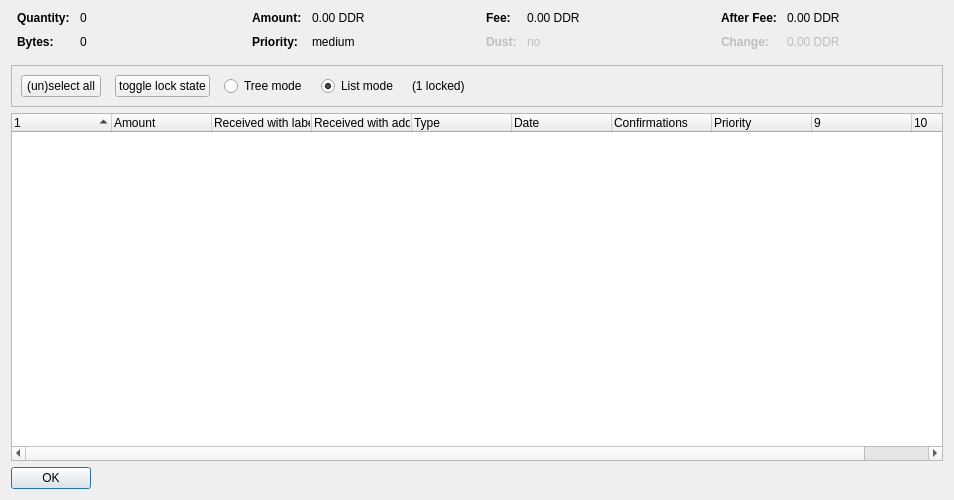
Before: the Qt Designer form src/qt/forms/coincontroldialog.ui in DigiDinar-Project/DigiDinar, drawn with Qt 5.
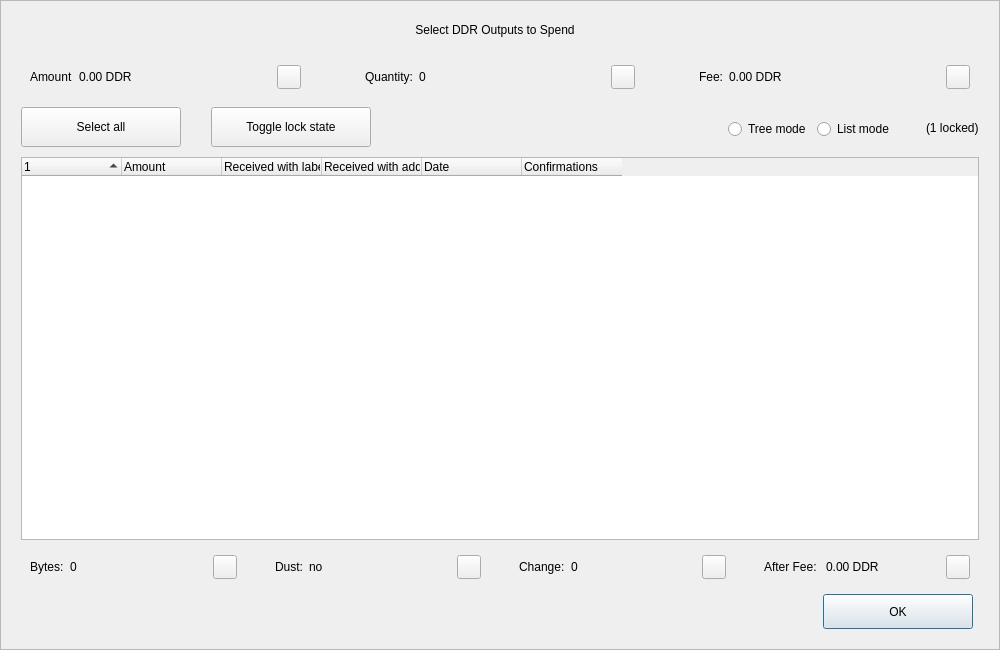
After: the same form once the commit is applied. Custom widgets are drawn as their Qt base class.

```diff
--- a/src/qt/forms/coincontroldialog.ui
+++ b/src/qt/forms/coincontroldialog.ui
@@ -6,50 +6,204 @@
    <rect>
     <x>0</x>
     <y>0</y>
-    <width>954</width>
-    <height>500</height>
+    <width>1000</width>
+    <height>650</height>
    </rect>
   </property>
+  <property name="minimumSize">
+   <size>
+    <width>950</width>
+    <height>650</height>
+   </size>
+  </property>
   <property name="windowTitle">
    <string>Coin Selection</string>
   </property>
+  <property name="styleSheet">
+   <string notr="true"/>
+  </property>
   <layout class="QVBoxLayout" name="verticalLayout">
-   <item>
-    <layout class="QHBoxLayout" name="horizontalLayoutTop" stretch="0,0,0,0">
+   <property name="spacing">
+    <number>0</number>
+   </property>
+   <property name="leftMargin">
+    <number>0</number>
+   </property>
      <property name="topMargin">
       <number>0</number>
      </property>
+   <property name="rightMargin">
+    <number>0</number>
+   </property>
      <property name="bottomMargin">
-      <number>10</number>
+    <number>0</number>
      </property>
      <item>
-      <layout class="QFormLayout" name="formLayoutCoinControl1">
-       <property name="horizontalSpacing">
-        <number>10</number>
-       </property>
-       <property name="verticalSpacing">
-        <number>10</number>
-       </property>
+    <widget class="QFrame" name="frameContainer">
+     <property name="toolTipDuration">
+      <number>0</number>
+     </property>
+     <property name="frameShape">
+      <enum>QFrame::StyledPanel</enum>
+     </property>
+     <property name="frameShadow">
+      <enum>QFrame::Raised</enum>
+     </property>
+     <layout class="QVBoxLayout" name="verticalLayout_2">
        <property name="leftMargin">
-        <number>6</number>
+       <number>0</number>
        </property>
        <property name="rightMargin">
-        <number>6</number>
-       </property>
-       <item row="0" column="0">
+       <number>0</number>
+      </property>
+      <property name="bottomMargin">
+       <number>20</number>
+      </property>
+      <item>
+       <layout class="QHBoxLayout" name="horizontalLayout_12">
+        <property name="spacing">
+         <number>0</number>
+        </property>
+        <property name="leftMargin">
+         <number>20</number>
+        </property>
+        <property name="rightMargin">
+         <number>30</number>
+        </property>
+        <item>
+         <spacer name="horizontalSpacer_4">
+          <property name="orientation">
+           <enum>Qt::Horizontal</enum>
+          </property>
+          <property name="sizeHint" stdset="0">
+           <size>
+            <width>40</width>
+            <height>20</height>
+           </size>
+          </property>
+         </spacer>
+        </item>
+        <item>
+         <widget class="QLabel" name="labelTitle">
+          <property name="minimumSize">
+           <size>
+            <width>0</width>
+            <height>40</height>
+           </size>
+          </property>
+          <property name="maximumSize">
+           <size>
+            <width>16777215</width>
+            <height>40</height>
+           </size>
+          </property>
+          <property name="text">
+           <string>Select DDR Outputs to Spend</string>
+          </property>
+          <property name="alignment">
+           <set>Qt::AlignCenter</set>
+          </property>
+          <property name="margin">
+           <number>7</number>
+          </property>
+         </widget>
+        </item>
+        <item>
+         <spacer name="horizontalSpacer_5">
+          <property name="orientation">
+           <enum>Qt::Horizontal</enum>
+          </property>
+          <property name="sizeHint" stdset="0">
+           <size>
+            <width>40</width>
+            <height>20</height>
+           </size>
+          </property>
+         </spacer>
+        </item>
+       </layout>
+      </item>
+      <item>
+       <layout class="QHBoxLayout" name="horizontalLayout_8">
+        <property name="leftMargin">
+         <number>20</number>
+        </property>
+        <property name="rightMargin">
+         <number>20</number>
+        </property>
+        <item>
+         <widget class="QWidget" name="layoutAmount" native="true">
+          <layout class="QHBoxLayout" name="horizontalLayout_9" stretch="0,1,0">
+           <item>
+            <widget class="QLabel" name="labelCoinControlAmountText">
+             <property name="text">
+              <string>Amount</string>
+             </property>
+            </widget>
+           </item>
+           <item>
+            <widget class="QLabel" name="labelCoinControlAmount">
+             <property name="text">
+              <string>0.00 DDR</string>
+             </property>
+            </widget>
+           </item>
+           <item alignment="Qt::AlignHCenter|Qt::AlignVCenter">
+            <widget class="QPushButton" name="pushButtonAmount">
+             <property name="minimumSize">
+              <size>
+               <width>0</width>
+               <height>24</height>
+              </size>
+             </property>
+             <property name="maximumSize">
+              <size>
+               <width>24</width>
+               <height>26</height>
+              </size>
+             </property>
+             <property name="focusPolicy">
+              <enum>Qt::NoFocus</enum>
+             </property>
+             <property name="styleSheet">
+              <string notr="true">padding-bottom:2px;
+padding-right:4px;</string>
+             </property>
+             <property name="text">
+              <string/>
+             </property>
+            </widget>
+           </item>
+          </layout>
+         </widget>
+        </item>
+        <item>
+         <spacer name="horizontalSpacer_2">
+          <property name="orientation">
+           <enum>Qt::Horizontal</enum>
+          </property>
+          <property name="sizeType">
+           <enum>QSizePolicy::Fixed</enum>
+          </property>
+          <property name="sizeHint" stdset="0">
+           <size>
+            <width>40</width>
+            <height>20</height>
+           </size>
+          </property>
+         </spacer>
+        </item>
+        <item>
+         <widget class="QWidget" name="layoutQuantity" native="true">
+          <layout class="QHBoxLayout" name="horizontalLayout_10" stretch="0,1,0">
+           <item>
         <widget class="QLabel" name="labelCoinControlQuantityText">
-         <property name="font">
-          <font>
-           <weight>75</weight>
-           <bold>true</bold>
-          </font>
-         </property>
          <property name="text">
           <string>Quantity:</string>
          </property>
         </widget>
        </item>
-       <item row="0" column="1">
+           <item>
         <widget class="QLabel" name="labelCoinControlQuantity">
          <property name="cursor">
           <cursorShape>IBeamCursor</cursorShape>
@@ -58,146 +212,66 @@
           <enum>Qt::ActionsContextMenu</enum>
          </property>
          <property name="text">
-          <string notr="true">0</string>
-         </property>
-         <property name="textInteractionFlags">
-          <set>Qt::LinksAccessibleByMouse|Qt::TextSelectableByKeyboard|Qt::TextSelectableByMouse</set>
-         </property>
-        </widget>
-       </item>
-       <item row="1" column="0">
-        <widget class="QLabel" name="labelCoinControlBytesText">
-         <property name="font">
-          <font>
-           <weight>75</weight>
-           <bold>true</bold>
-          </font>
-         </property>
-         <property name="text">
-          <string>Bytes:</string>
-         </property>
-        </widget>
-       </item>
-       <item row="1" column="1">
-        <widget class="QLabel" name="labelCoinControlBytes">
-         <property name="cursor">
-          <cursorShape>IBeamCursor</cursorShape>
-         </property>
-         <property name="contextMenuPolicy">
-          <enum>Qt::ActionsContextMenu</enum>
+              <string>0</string>
+             </property>
+            </widget>
+           </item>
+           <item alignment="Qt::AlignHCenter|Qt::AlignVCenter">
+            <widget class="QPushButton" name="pushButtonQuantity">
+             <property name="minimumSize">
+              <size>
+               <width>0</width>
+               <height>24</height>
+              </size>
+             </property>
+             <property name="maximumSize">
+              <size>
+               <width>24</width>
+               <height>26</height>
+              </size>
+             </property>
+             <property name="focusPolicy">
+              <enum>Qt::NoFocus</enum>
+             </property>
+             <property name="styleSheet">
+              <string notr="true">padding-bottom:2px;
+               padding-right:4px;</string>
          </property>
          <property name="text">
-          <string notr="true">0</string>
-         </property>
-         <property name="textInteractionFlags">
-          <set>Qt::LinksAccessibleByMouse|Qt::TextSelectableByKeyboard|Qt::TextSelectableByMouse</set>
-         </property>
+              <string/>
+             </property>
         </widget>
        </item>
       </layout>
+         </widget>
      </item>
      <item>
-      <layout class="QFormLayout" name="formLayoutCoinControl2">
-       <property name="horizontalSpacing">
-        <number>10</number>
-       </property>
-       <property name="verticalSpacing">
-        <number>10</number>
-       </property>
-       <property name="leftMargin">
-        <number>6</number>
-       </property>
-       <property name="rightMargin">
-        <number>6</number>
-       </property>
-       <item row="0" column="0">
-        <widget class="QLabel" name="labelCoinControlAmountText">
-         <property name="font">
-          <font>
-           <weight>75</weight>
-           <bold>true</bold>
-          </font>
-         </property>
-         <property name="text">
-          <string>Amount:</string>
-         </property>
-        </widget>
-       </item>
-       <item row="0" column="1">
-        <widget class="QLabel" name="labelCoinControlAmount">
-         <property name="cursor">
-          <cursorShape>IBeamCursor</cursorShape>
-         </property>
-         <property name="contextMenuPolicy">
-          <enum>Qt::ActionsContextMenu</enum>
-         </property>
-         <property name="text">
-          <string notr="true">0.00 DDR</string>
-         </property>
-         <property name="textInteractionFlags">
-          <set>Qt::LinksAccessibleByMouse|Qt::TextSelectableByKeyboard|Qt::TextSelectableByMouse</set>
-         </property>
-        </widget>
-       </item>
-       <item row="1" column="0">
-        <widget class="QLabel" name="labelCoinControlPriorityText">
-         <property name="font">
-          <font>
-           <weight>75</weight>
-           <bold>true</bold>
-          </font>
-         </property>
-         <property name="text">
-          <string>Priority:</string>
-         </property>
-        </widget>
-       </item>
-       <item row="1" column="1">
-        <widget class="QLabel" name="labelCoinControlPriority">
-         <property name="cursor">
-          <cursorShape>IBeamCursor</cursorShape>
-         </property>
-         <property name="contextMenuPolicy">
-          <enum>Qt::ActionsContextMenu</enum>
-         </property>
-         <property name="text">
-          <string>medium</string>
-         </property>
-         <property name="textInteractionFlags">
-          <set>Qt::LinksAccessibleByMouse|Qt::TextSelectableByKeyboard|Qt::TextSelectableByMouse</set>
-         </property>
-        </widget>
-       </item>
-      </layout>
-     </item>
+         <spacer name="horizontalSpacer_22">
+          <property name="orientation">
+           <enum>Qt::Horizontal</enum>
+          </property>
+          <property name="sizeType">
+           <enum>QSizePolicy::Fixed</enum>
+          </property>
+          <property name="sizeHint" stdset="0">
+           <size>
+            <width>40</width>
+            <height>20</height>
+           </size>
+          </property>
+         </spacer>
+        </item>
      <item>
-      <layout class="QFormLayout" name="formLayoutCoinControl3">
-       <property name="horizontalSpacing">
-        <number>10</number>
-       </property>
-       <property name="verticalSpacing">
-        <number>10</number>
-       </property>
-       <property name="leftMargin">
-        <number>6</number>
-       </property>
-       <property name="rightMargin">
-        <number>6</number>
-       </property>
-       <item row="0" column="0">
+         <widget class="QWidget" name="layoutFee" native="true">
+          <layout class="QHBoxLayout" name="horizontalLayout_11" stretch="0,1,0">
+           <item>
         <widget class="QLabel" name="labelCoinControlFeeText">
-         <property name="font">
-          <font>
-           <weight>75</weight>
-           <bold>true</bold>
-          </font>
-         </property>
          <property name="text">
           <string>Fee:</string>
          </property>
         </widget>
        </item>
-       <item row="0" column="1">
+           <item>
         <widget class="QLabel" name="labelCoinControlFee">
          <property name="cursor">
           <cursorShape>IBeamCursor</cursorShape>
@@ -206,129 +280,38 @@
           <enum>Qt::ActionsContextMenu</enum>
          </property>
          <property name="text">
-          <string notr="true">0.00 DDR</string>
-         </property>
-         <property name="textInteractionFlags">
-          <set>Qt::LinksAccessibleByMouse|Qt::TextSelectableByKeyboard|Qt::TextSelectableByMouse</set>
-         </property>
-        </widget>
-       </item>
-       <item row="1" column="0">
-        <widget class="QLabel" name="labelCoinControlLowOutputText">
-         <property name="enabled">
-          <bool>false</bool>
-         </property>
-         <property name="font">
-          <font>
-           <weight>75</weight>
-           <bold>true</bold>
-          </font>
-         </property>
-         <property name="text">
-          <string>Dust:</string>
-         </property>
-        </widget>
-       </item>
-       <item row="1" column="1">
-        <widget class="QLabel" name="labelCoinControlLowOutput">
-         <property name="enabled">
-          <bool>false</bool>
-         </property>
-         <property name="cursor">
-          <cursorShape>IBeamCursor</cursorShape>
-         </property>
-         <property name="contextMenuPolicy">
-          <enum>Qt::ActionsContextMenu</enum>
-         </property>
+              <string>0.00 DDR</string>
+             </property>
+            </widget>
+           </item>
+           <item alignment="Qt::AlignHCenter|Qt::AlignVCenter">
+            <widget class="QPushButton" name="pushButtonFee">
+             <property name="minimumSize">
+              <size>
+               <width>0</width>
+               <height>24</height>
+              </size>
+             </property>
+             <property name="maximumSize">
+              <size>
+               <width>24</width>
+               <height>26</height>
+              </size>
+             </property>
+             <property name="focusPolicy">
+              <enum>Qt::NoFocus</enum>
+             </property>
+             <property name="styleSheet">
+              <string notr="true">padding-bottom:2px;
+               padding-right:4px;</string>
+             </property>
          <property name="text">
-          <string>no</string>
-         </property>
-         <property name="textInteractionFlags">
-          <set>Qt::LinksAccessibleByMouse|Qt::TextSelectableByKeyboard|Qt::TextSelectableByMouse</set>
-         </property>
+              <string/>
+             </property>
         </widget>
        </item>
       </layout>
-     </item>
-     <item>
-      <layout class="QFormLayout" name="formLayoutCoinControl4">
-       <property name="horizontalSpacing">
-        <number>10</number>
-       </property>
-       <property name="verticalSpacing">
-        <number>10</number>
-       </property>
-       <property name="leftMargin">
-        <number>6</number>
-       </property>
-       <property name="rightMargin">
-        <number>6</number>
-       </property>
-       <item row="0" column="0">
-        <widget class="QLabel" name="labelCoinControlAfterFeeText">
-         <property name="font">
-          <font>
-           <weight>75</weight>
-           <bold>true</bold>
-          </font>
-         </property>
-         <property name="text">
-          <string>After Fee:</string>
-         </property>
-        </widget>
-       </item>
-       <item row="0" column="1">
-        <widget class="QLabel" name="labelCoinControlAfterFee">
-         <property name="cursor">
-          <cursorShape>IBeamCursor</cursorShape>
-         </property>
-         <property name="contextMenuPolicy">
-          <enum>Qt::ActionsContextMenu</enum>
-         </property>
-         <property name="text">
-          <string notr="true">0.00 DDR</string>
-         </property>
-         <property name="textInteractionFlags">
-          <set>Qt::LinksAccessibleByMouse|Qt::TextSelectableByKeyboard|Qt::TextSelectableByMouse</set>
-         </property>
-        </widget>
-       </item>
-       <item row="1" column="0">
-        <widget class="QLabel" name="labelCoinControlChangeText">
-         <property name="enabled">
-          <bool>false</bool>
-         </property>
-         <property name="font">
-          <font>
-           <weight>75</weight>
-           <bold>true</bold>
-          </font>
-         </property>
-         <property name="text">
-          <string>Change:</string>
-         </property>
-        </widget>
-       </item>
-       <item row="1" column="1">
-        <widget class="QLabel" name="labelCoinControlChange">
-         <property name="enabled">
-          <bool>false</bool>
-         </property>
-         <property name="cursor">
-          <cursorShape>IBeamCursor</cursorShape>
-         </property>
-         <property name="contextMenuPolicy">
-          <enum>Qt::ActionsContextMenu</enum>
-         </property>
-         <property name="text">
-          <string notr="true">0.00 DDR</string>
-         </property>
-         <property name="textInteractionFlags">
-          <set>Qt::LinksAccessibleByMouse|Qt::TextSelectableByKeyboard|Qt::TextSelectableByMouse</set>
-         </property>
-        </widget>
-       </item>
-      </layout>
+         </widget>
      </item>
     </layout>
    </item>
@@ -340,6 +323,11 @@
        <height>40</height>
       </size>
      </property>
+        <property name="styleSheet">
+         <string notr="true">#frame {
+	border:0;
+}</string>
+        </property>
      <property name="frameShape">
       <enum>QFrame::StyledPanel</enum>
      </property>
@@ -347,10 +335,25 @@
       <enum>QFrame::Sunken</enum>
      </property>
      <layout class="QHBoxLayout" name="horizontalLayout">
+         <property name="spacing">
+          <number>0</number>
+         </property>
+         <property name="leftMargin">
+          <number>20</number>
+         </property>
+         <property name="topMargin">
+          <number>0</number>
+         </property>
+         <property name="rightMargin">
+          <number>20</number>
+         </property>
+         <property name="bottomMargin">
+          <number>0</number>
+         </property>
       <item>
        <layout class="QHBoxLayout" name="horizontalLayoutPanel" stretch="0,0,0,0,0,0">
         <property name="spacing">
-         <number>14</number>
+            <number>20</number>
         </property>
         <item>
          <widget class="QPushButton" name="pushButtonSelectAll">
@@ -360,14 +363,51 @@
             <verstretch>0</verstretch>
            </sizepolicy>
           </property>
+             <property name="minimumSize">
+              <size>
+               <width>160</width>
+               <height>40</height>
+              </size>
+             </property>
+             <property name="maximumSize">
+              <size>
+               <width>16777215</width>
+               <height>40</height>
+              </size>
+             </property>
           <property name="text">
-           <string>(un)select all</string>
+              <string>Select all</string>
+             </property>
+             <property name="checkable">
+              <bool>true</bool>
+             </property>
+             <property name="checked">
+              <bool>false</bool>
+             </property>
+             <property name="autoExclusive">
+              <bool>false</bool>
           </property>
           <property name="autoDefault">
            <bool>false</bool>
           </property>
          </widget>
         </item>
+           <item>
+            <spacer name="horizontalSpacer_6">
+             <property name="orientation">
+              <enum>Qt::Horizontal</enum>
+             </property>
+             <property name="sizeType">
+              <enum>QSizePolicy::Fixed</enum>
+             </property>
+             <property name="sizeHint" stdset="0">
+              <size>
+               <width>10</width>
+               <height>20</height>
+              </size>
+             </property>
+            </spacer>
+           </item>
         <item>
          <widget class="QPushButton" name="pushButtonToggleLock">
           <property name="sizePolicy">
@@ -376,14 +416,60 @@
             <verstretch>0</verstretch>
            </sizepolicy>
           </property>
+             <property name="minimumSize">
+              <size>
+               <width>160</width>
+               <height>40</height>
+              </size>
+             </property>
+             <property name="maximumSize">
+              <size>
+               <width>16777215</width>
+               <height>40</height>
+              </size>
+             </property>
           <property name="text">
-           <string>toggle lock state</string>
+              <string>Toggle lock state</string>
+             </property>
+             <property name="checkable">
+              <bool>true</bool>
+             </property>
+             <property name="autoExclusive">
+              <bool>false</bool>
           </property>
           <property name="autoDefault">
            <bool>false</bool>
           </property>
          </widget>
         </item>
+           <item>
+            <spacer name="horizontalSpacer_7">
+             <property name="orientation">
+              <enum>Qt::Horizontal</enum>
+             </property>
+             <property name="sizeType">
+              <enum>QSizePolicy::Expanding</enum>
+             </property>
+             <property name="sizeHint" stdset="0">
+              <size>
+               <width>30</width>
+               <height>20</height>
+              </size>
+             </property>
+            </spacer>
+           </item>
+           <item alignment="Qt::AlignRight">
+            <widget class="QGroupBox" name="groupBox_2">
+             <property name="styleSheet">
+              <string notr="true">#groupBox_2 {
+    background-color:transparent;
+    border-radius:0;
+}</string>
+             </property>
+             <property name="title">
+              <string/>
+             </property>
+             <layout class="QHBoxLayout" name="horizontalLayout_14">
         <item>
          <widget class="QRadioButton" name="radioTreeMode">
           <property name="sizePolicy">
@@ -409,8 +495,11 @@
            <string>List mode</string>
           </property>
           <property name="checked">
-           <bool>true</bool>
-          </property>
+                 <bool>false</bool>
+                </property>
+               </widget>
+              </item>
+             </layout>
          </widget>
         </item>
         <item>
@@ -420,34 +509,32 @@
           </property>
          </widget>
         </item>
-        <item>
-         <spacer name="horizontalSpacer">
-          <property name="orientation">
-           <enum>Qt::Horizontal</enum>
-          </property>
-          <property name="sizeHint" stdset="0">
-           <size>
-            <width>40</width>
-            <height>20</height>
-           </size>
-          </property>
-         </spacer>
-        </item>
        </layout>
       </item>
      </layout>
     </widget>
    </item>
+      <item>
+       <layout class="QHBoxLayout" name="horizontalLayout_13">
+        <property name="leftMargin">
+         <number>20</number>
+        </property>
+        <property name="rightMargin">
+         <number>20</number>
+        </property>
    <item>
     <widget class="CoinControlTreeWidget" name="treeWidget">
      <property name="contextMenuPolicy">
       <enum>Qt::CustomContextMenu</enum>
      </property>
+          <property name="styleSheet">
+           <string notr="true"/>
+          </property>
      <property name="sortingEnabled">
       <bool>false</bool>
      </property>
      <property name="columnCount">
-      <number>10</number>
+           <number>6</number>
      </property>
      <attribute name="headerShowSortIndicator" stdset="0">
       <bool>true</bool>
@@ -475,11 +562,6 @@
        <string>Received with address</string>
       </property>
      </column>
-     <column>
-      <property name="text">
-       <string>Type</string>
-      </property>
-     </column>
      <column>
       <property name="text">
        <string>Date</string>
@@ -493,37 +575,247 @@
        <string>Confirmed</string>
       </property>
      </column>
-     <column>
+         </widget>
+        </item>
+       </layout>
+      </item>
+      <item>
+       <layout class="QHBoxLayout" name="horizontalLayout_3">
+        <property name="spacing">
+         <number>20</number>
+        </property>
+        <property name="leftMargin">
+         <number>20</number>
+        </property>
+        <property name="rightMargin">
+         <number>20</number>
+        </property>
+        <item>
+         <widget class="QWidget" name="layoutBytes" native="true">
+          <layout class="QHBoxLayout" name="horizontalLayout_4" stretch="0,1,0">
+           <item>
+            <widget class="QLabel" name="labelCoinControlBytesText">
       <property name="text">
-       <string>Priority</string>
-      </property>
-     </column>
-     <column>
+              <string>Bytes:</string>
+             </property>
+            </widget>
+           </item>
+           <item>
+            <widget class="QLabel" name="labelCoinControlBytes">
       <property name="text">
+              <string>0</string>
+             </property>
+            </widget>
+           </item>
+           <item alignment="Qt::AlignHCenter|Qt::AlignVCenter">
+            <widget class="QPushButton" name="pushButtonBytes">
+             <property name="minimumSize">
+              <size>
+               <width>0</width>
+               <height>24</height>
+              </size>
+             </property>
+             <property name="maximumSize">
+              <size>
+               <width>24</width>
+               <height>26</height>
+              </size>
+             </property>
+             <property name="focusPolicy">
+              <enum>Qt::NoFocus</enum>
+             </property>
+             <property name="styleSheet">
+              <string notr="true">padding-bottom:2px;
+               padding-right:4px;</string>
+             </property>
+             <property name="text">
        <string/>
       </property>
-     </column>
-     <column>
+            </widget>
+           </item>
+          </layout>
+         </widget>
+        </item>
+        <item>
+         <widget class="QWidget" name="layoutDust" native="true">
+          <layout class="QHBoxLayout" name="horizontalLayout_5" stretch="0,1,0">
+           <item>
+            <widget class="QLabel" name="labelCoinControlLowOutputText">
       <property name="text">
+              <string>Dust:</string>
+             </property>
+            </widget>
+           </item>
+           <item>
+            <widget class="QLabel" name="labelCoinControlLowOutput">
+             <property name="text">
+              <string>no</string>
+             </property>
+            </widget>
+           </item>
+           <item alignment="Qt::AlignHCenter|Qt::AlignVCenter">
+            <widget class="QPushButton" name="pushButtonDust">
+             <property name="minimumSize">
+              <size>
+               <width>0</width>
+               <height>24</height>
+              </size>
+             </property>
+             <property name="maximumSize">
+              <size>
+               <width>24</width>
+               <height>26</height>
+              </size>
+             </property>
+             <property name="focusPolicy">
+              <enum>Qt::NoFocus</enum>
+             </property>
+             <property name="styleSheet">
+              <string notr="true">padding-bottom:2px;
+               padding-right:4px;</string>
+             </property>
+             <property name="text">
        <string/>
       </property>
-     </column>
-    </widget>
-   </item>
+            </widget>
+           </item>
+          </layout>
+         </widget>
+        </item>
    <item>
-    <widget class="QDialogButtonBox" name="buttonBox">
-     <property name="sizePolicy">
-      <sizepolicy hsizetype="Maximum" vsizetype="Fixed">
-       <horstretch>0</horstretch>
-       <verstretch>0</verstretch>
-      </sizepolicy>
-     </property>
+         <widget class="QWidget" name="layoutChange" native="true">
+          <layout class="QHBoxLayout" name="horizontalLayout_6" stretch="0,1,0">
+           <item>
+            <widget class="QLabel" name="labelCoinControlChangeText">
+             <property name="text">
+              <string>Change:</string>
+             </property>
+            </widget>
+           </item>
+           <item>
+            <widget class="QLabel" name="labelCoinControlChange">
+             <property name="text">
+              <string>0</string>
+             </property>
+            </widget>
+           </item>
+           <item alignment="Qt::AlignHCenter|Qt::AlignVCenter">
+            <widget class="QPushButton" name="pushButtonChange">
+             <property name="minimumSize">
+              <size>
+               <width>0</width>
+               <height>24</height>
+              </size>
+             </property>
+             <property name="maximumSize">
+              <size>
+               <width>24</width>
+               <height>26</height>
+              </size>
+             </property>
+             <property name="focusPolicy">
+              <enum>Qt::NoFocus</enum>
+             </property>
+             <property name="styleSheet">
+              <string notr="true">padding-bottom:2px;
+               padding-right:4px;</string>
+             </property>
+             <property name="text">
+              <string/>
+             </property>
+            </widget>
+           </item>
+          </layout>
+         </widget>
+        </item>
+        <item>
+         <widget class="QWidget" name="layoutAfter" native="true">
+          <layout class="QHBoxLayout" name="horizontalLayout_7" stretch="0,1,0">
+           <item>
+            <widget class="QLabel" name="labelCoinControlAfterFeeText">
+             <property name="text">
+              <string>After Fee: </string>
+             </property>
+            </widget>
+           </item>
+           <item>
+            <widget class="QLabel" name="labelCoinControlAfterFee">
+             <property name="text">
+              <string>0.00 DDR</string>
+             </property>
+            </widget>
+           </item>
+           <item alignment="Qt::AlignHCenter|Qt::AlignVCenter">
+            <widget class="QPushButton" name="pushButtonAlterFee">
+             <property name="minimumSize">
+              <size>
+               <width>0</width>
+               <height>24</height>
+              </size>
+             </property>
+             <property name="maximumSize">
+              <size>
+               <width>24</width>
+               <height>26</height>
+              </size>
+             </property>
+             <property name="focusPolicy">
+              <enum>Qt::NoFocus</enum>
+             </property>
+             <property name="styleSheet">
+              <string notr="true">padding-bottom:2px;
+               padding-right:4px;</string>
+             </property>
+             <property name="text">
+              <string/>
+             </property>
+            </widget>
+           </item>
+          </layout>
+         </widget>
+        </item>
+       </layout>
+      </item>
+      <item>
+       <layout class="QHBoxLayout" name="horizontalLayout_2">
+        <property name="spacing">
+         <number>0</number>
+        </property>
+        <property name="leftMargin">
+         <number>20</number>
+        </property>
+        <property name="rightMargin">
+         <number>26</number>
+        </property>
+        <item>
+         <spacer name="horizontalSpacer_3">
      <property name="orientation">
       <enum>Qt::Horizontal</enum>
      </property>
-     <property name="standardButtons">
-      <set>QDialogButtonBox::Ok</set>
-     </property>
+          <property name="sizeHint" stdset="0">
+           <size>
+            <width>558</width>
+            <height>20</height>
+           </size>
+          </property>
+         </spacer>
+        </item>
+        <item>
+         <widget class="QPushButton" name="pushButtonOk">
+          <property name="minimumSize">
+           <size>
+            <width>150</width>
+            <height>35</height>
+           </size>
+          </property>
+          <property name="text">
+           <string>OK</string>
+          </property>
+         </widget>
+        </item>
+       </layout>
+      </item>
+     </layout>
     </widget>
    </item>
   </layout>
```
Left out of the diff: 12 changed lines with no effect on the pictures. Lines whose indentation alone changed are shown as unchanged.
